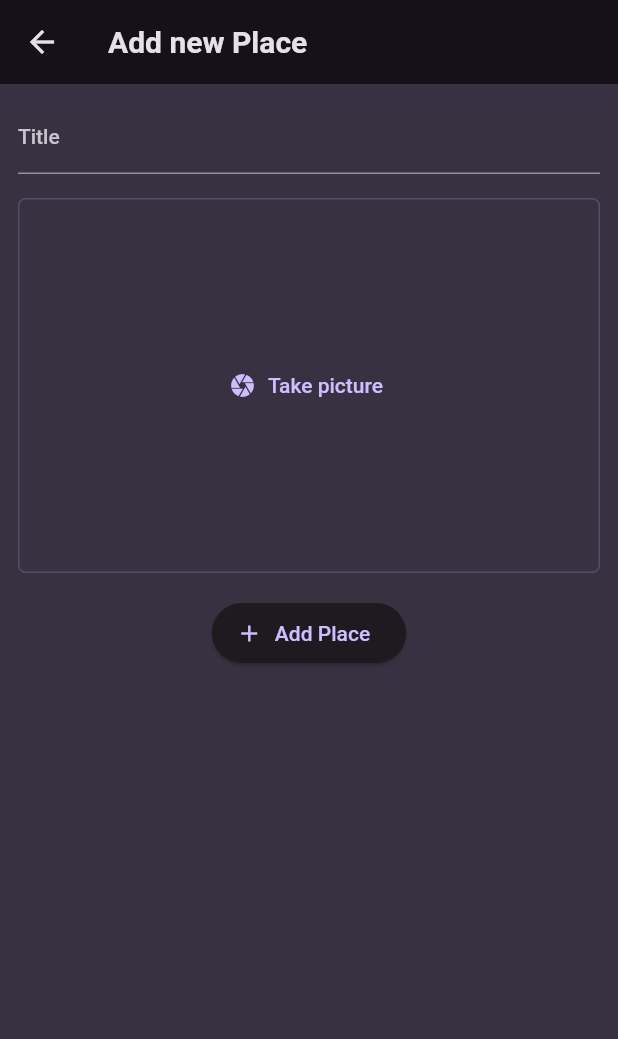
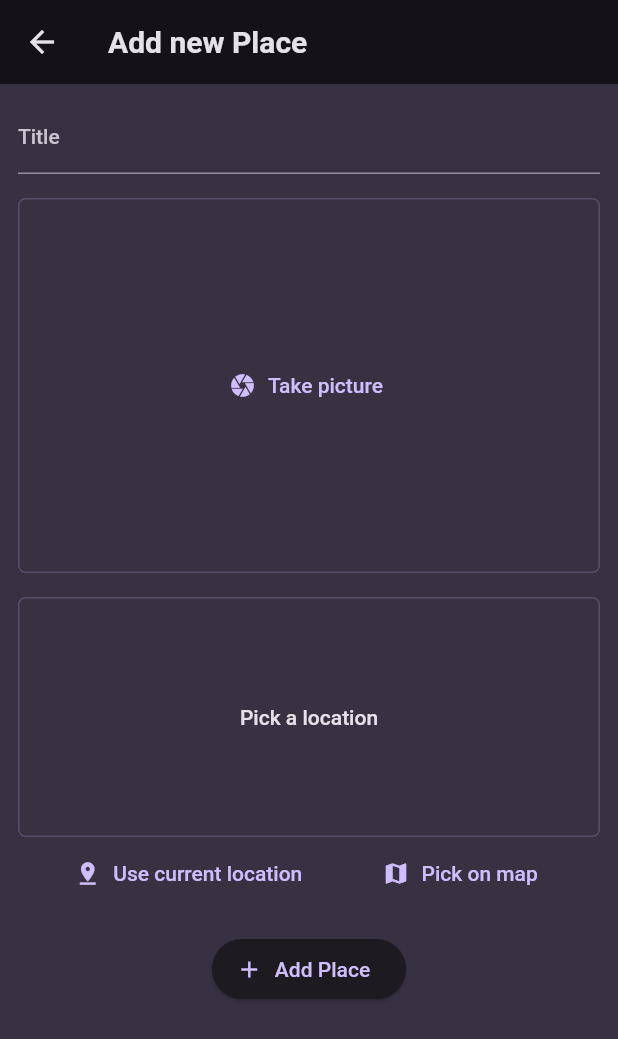
Before and after one commit to jpenna/udemy_flutter, a Flutter app: the AddPlaceScreen screen opened directly, on a phone screen of 412 x 824 dp. Shown: the top 1039 px of the screen. Run offline on Flutter 3.47's test engine with Material 2 defaults, Android fonts, the phone set to English and light mode, and no system bars; our stand-ins replace flutter_riverpod, google_fonts, image_picker, location.

Commit message:
Get map location

```diff
--- a/lib/models/place.dart
+++ b/lib/models/place.dart
@@ -4,10 +4,24 @@ import 'package:uuid/uuid.dart';
 
 const uuid = Uuid();
 
+class PlaceLocation {
+  PlaceLocation({
+    required this.latitude,
+    required this.longitude,
+    required this.address,
+  });
+
+  final double latitude;
+  final double longitude;
+  final String address;
+}
+
 class Place {
-  Place({required this.title, required this.image}) : id = uuid.v4();
+  Place({required this.title, required this.image, required this.location})
+      : id = uuid.v4();
 
   final String id;
   final String title;
   final File image;
+  final PlaceLocation location;
 }
--- a/lib/providers/user_places.dart
+++ b/lib/providers/user_places.dart
@@ -7,8 +7,8 @@ import 'package:favorite_places/models/place.dart';
 class UserPlacesNotifier extends StateNotifier<List<Place>> {
   UserPlacesNotifier() : super(const []);
 
-  void addPlace(String title, File image) {
-    final newPlace = Place(title: title, image: image);
+  void addPlace(String title, File image, PlaceLocation location) {
+    final newPlace = Place(title: title, image: image, location: location);
     state = [newPlace, ...state];
   }
 }
--- a/lib/screens/add_place.dart
+++ b/lib/screens/add_place.dart
@@ -1,6 +1,8 @@
 import 'dart:io';
 
+import 'package:favorite_places/models/place.dart';
 import 'package:favorite_places/widgets/image_input.dart';
+import 'package:favorite_places/widgets/location_input.dart';
 import 'package:flutter/material.dart';
 import 'package:flutter_riverpod/flutter_riverpod.dart';
 
@@ -18,17 +20,18 @@ class AddPlaceScreen extends ConsumerStatefulWidget {
 class _AddPlaceScreenState extends ConsumerState<AddPlaceScreen> {
   final _titleController = TextEditingController();
   File? _selectedImage;
+  PlaceLocation? _location;
 
   void _savePlace() {
     final enteredTitle = _titleController.text;
 
-    if (enteredTitle.isEmpty || _selectedImage == null) {
+    if (enteredTitle.isEmpty || _selectedImage == null || _location == null) {
       return;
     }
 
     ref
         .read(userPlacesProvider.notifier)
-        .addPlace(enteredTitle, _selectedImage!);
+        .addPlace(enteredTitle, _selectedImage!, _location!);
 
     Navigator.of(context).pop();
   }
@@ -63,6 +66,10 @@ class _AddPlaceScreenState extends ConsumerState<AddPlaceScreen> {
               },
             ),
             const SizedBox(height: 16),
+            LocationInput(onSelectLocation: (location) {
+              _location = location;
+            }),
+            const SizedBox(height: 16),
             ElevatedButton.icon(
               onPressed: _savePlace,
               icon: const Icon(Icons.add),
--- /dev/null
+++ b/lib/widgets/location_input.dart
@@ -0,0 +1,148 @@
+import 'dart:convert';
+
+import 'package:favorite_places/models/place.dart';
+import 'package:flutter/material.dart';
+import 'package:location/location.dart';
+import 'package:http/http.dart' as http;
+
+class LocationInput extends StatefulWidget {
+  const LocationInput({
+    super.key,
+    required this.onSelectLocation,
+  });
+
+  final void Function(PlaceLocation selectedLocation) onSelectLocation;
+
+  @override
+  State<StatefulWidget> createState() {
+    return _LocationInputState();
+  }
+}
+
+class _LocationInputState extends State<LocationInput> {
+  PlaceLocation? _selectedLocation;
+  bool _isGettingLocation = false;
+  static const String API_KEY = 'AIzaSyD67kj5TsYAKtvGUgVBY1KCdIpy6Cf8UO0';
+
+  String get imageUrl {
+    final lat = _selectedLocation!.latitude;
+    final long = _selectedLocation!.longitude;
+    return 'https://maps.googleapis.com/maps/api/staticmap?center=$lat,$long&zoom=13&size=600x300&maptype=roadmap &markers=color:red%7Clabel:A%7C$lat,$long &key=$API_KEY';
+  }
+
+  void _getCurrentLocation() async {
+    Location location = Location();
+
+    bool serviceEnabled;
+    PermissionStatus permissionGranted;
+
+    serviceEnabled = await location.serviceEnabled();
+    if (!serviceEnabled) {
+      serviceEnabled = await location.requestService();
+      if (!serviceEnabled) {
+        return;
+      }
+    }
+
+    permissionGranted = await location.hasPermission();
+    if (permissionGranted == PermissionStatus.denied) {
+      permissionGranted = await location.requestPermission();
+      if (permissionGranted != PermissionStatus.granted) {
+        return;
+      }
+    }
+
+    setState(() {
+      _isGettingLocation = true;
+    });
+
+    LocationData foundLocation = await location.getLocation();
+
+    final lat = foundLocation.latitude;
+    final long = foundLocation.longitude;
+
+    if (lat == null || long == null) {
+      return;
+    }
+
+    final url = Uri.parse(
+      'https://maps.googleapis.com/maps/api/geocode/json?latlng=$lat,$long&key=$API_KEY',
+    );
+
+    final response = await http.get(url);
+    final decoded = json.decode(response.body);
+
+    _selectedLocation = PlaceLocation(
+      latitude: lat,
+      longitude: long,
+      address: decoded['results'][0]['formatted_address'],
+    );
+
+    widget.onSelectLocation(_selectedLocation!);
+
+    setState(() {
+      _isGettingLocation = false;
+    });
+  }
+
+  @override
+  Widget build(BuildContext context) {
+    Widget containerContent;
+
+    if (_isGettingLocation) {
+      containerContent = const CircularProgressIndicator();
+    } else if (_selectedLocation != null) {
+      containerContent = Image.network(
+        imageUrl,
+        width: double.infinity,
+        height: double.infinity,
+        fit: BoxFit.cover,
+      );
+    } else {
+      containerContent = Center(
+        child: Text(
+          _selectedLocation != null
+              ? _selectedLocation!.address
+              : 'Pick a location',
+          textAlign: TextAlign.center,
+          style: Theme.of(context).textTheme.bodyLarge!.copyWith(
+                color: Theme.of(context).colorScheme.onBackground,
+              ),
+        ),
+      );
+    }
+
+    return Column(
+      children: [
+        Container(
+          alignment: Alignment.center,
+          height: 160,
+          width: double.infinity,
+          decoration: BoxDecoration(
+            borderRadius: const BorderRadius.all(Radius.circular(5)),
+            border: Border.all(
+              width: 1,
+              color: Theme.of(context).colorScheme.primary.withOpacity(0.2),
+            ),
+          ),
+          child: containerContent,
+        ),
+        Row(
+          mainAxisAlignment: MainAxisAlignment.spaceEvenly,
+          children: [
+            TextButton.icon(
+              onPressed: _getCurrentLocation,
+              icon: const Icon(Icons.pin_drop),
+              label: const Text('Use current location'),
+            ),
+            TextButton.icon(
+              onPressed: () {},
+              icon: const Icon(Icons.map),
+              label: const Text('Pick on map'),
+            ),
+          ],
+        ),
+      ],
+    );
+  }
+}
--- a/pubspec.yaml
+++ b/pubspec.yaml
@@ -41,6 +41,7 @@ dependencies:
   uuid: ^4.2.1
   image_picker: ^1.0.4
   location: ^5.0.3
+  http: ^1.1.0
 
 dev_dependencies:
   flutter_test:
```
Also changed, not shown: pubspec.lock, 3 other files.
